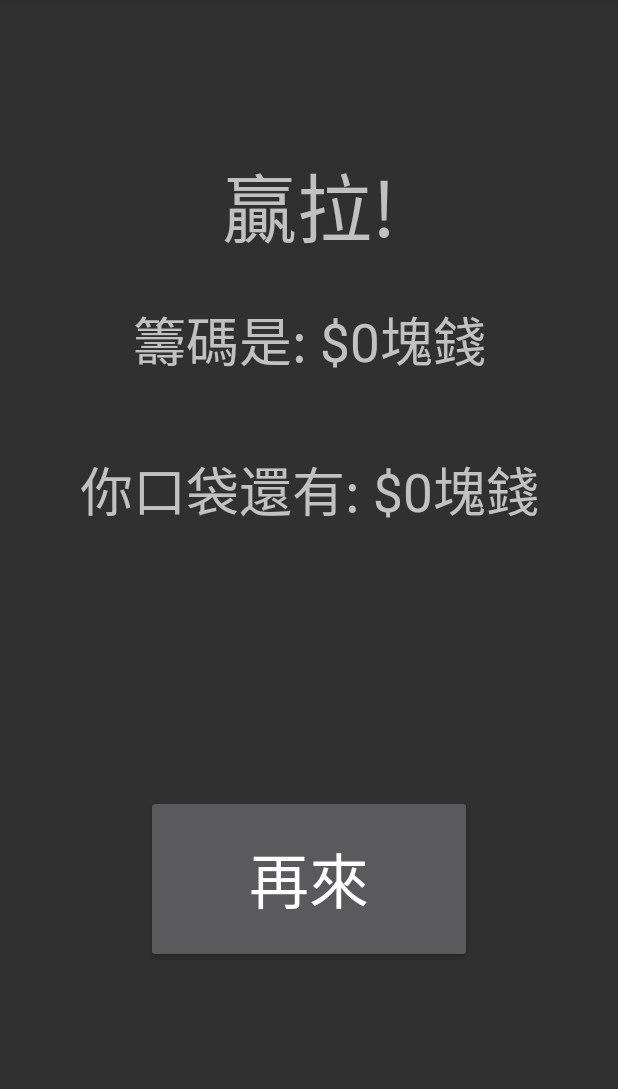
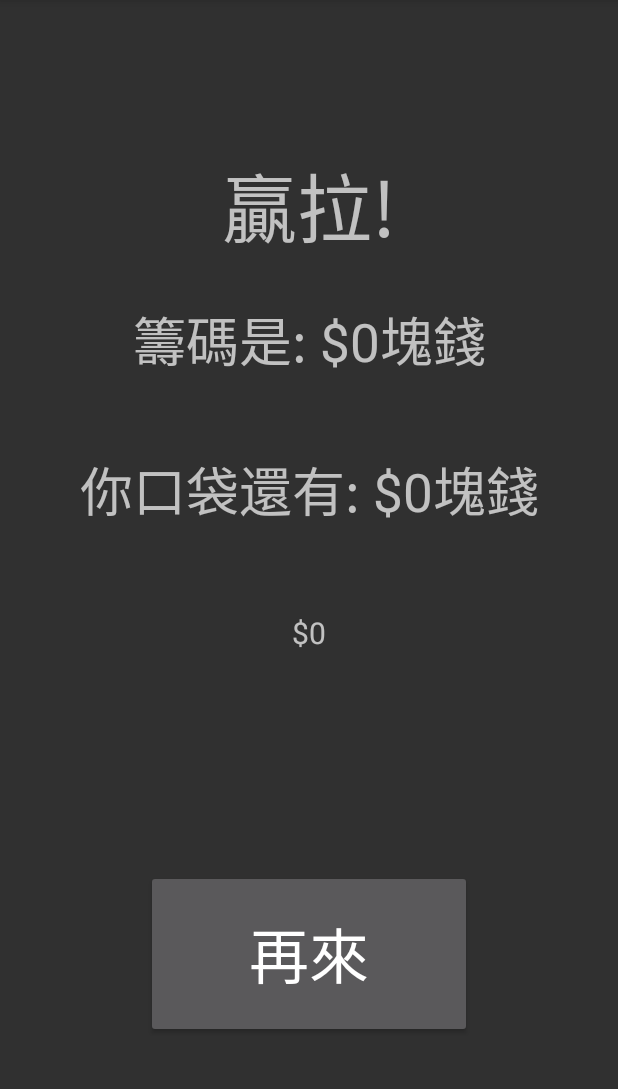
Before and after one commit to ronaldshaooo/113HW-OSApp, an Android app: the ResultScreen screen opened directly, with no data from a screen before it, on a phone screen of 412 x 824 dp, the part 84-1173 px from its top. Run offline under Robolectric (Android 15) with nearby library versions, the phone set to English and light mode, and no system bars; 5 statements that could not run were skipped.

Commit message:
新增賭博警語

```diff
--- a/app/src/main/res/layout/activity_result_screen.xml
+++ b/app/src/main/res/layout/activity_result_screen.xml
@@ -44,11 +44,22 @@
         app:layout_constraintStart_toStartOf="parent"
         app:layout_constraintTop_toTopOf="@id/txtTitle" />
 
+    <TextView
+        android:id="@+id/alertMessage"
+        android:layout_width="383dp"
+        android:layout_height="208dp"
+        android:text="@string/betAmount"
+        android:textAlignment="center"
+        android:textSize="20sp"
+        app:layout_constraintEnd_toEndOf="parent"
+        app:layout_constraintStart_toStartOf="parent"
+        app:layout_constraintTop_toBottomOf="@+id/postBetAmount" />
+
     <Button
         android:id="@+id/btnNewGame"
         android:layout_width="217dp"
         android:layout_height="112dp"
-        android:layout_marginTop="430dp"
+        android:layout_marginTop="480dp"
         android:text="@string/btnNewGame"
         android:textSize="40sp"
         app:layout_constraintEnd_toEndOf="parent"
```
Also changed, not shown: app/src/main/java/com/example/blackjackgameapp/ResultScreen.java (+19 -0 lines).
